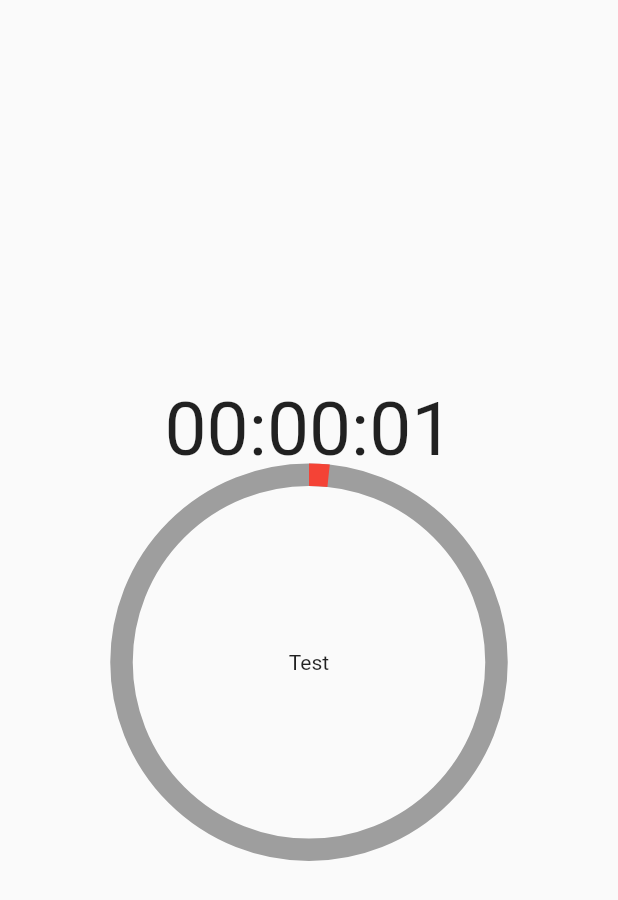
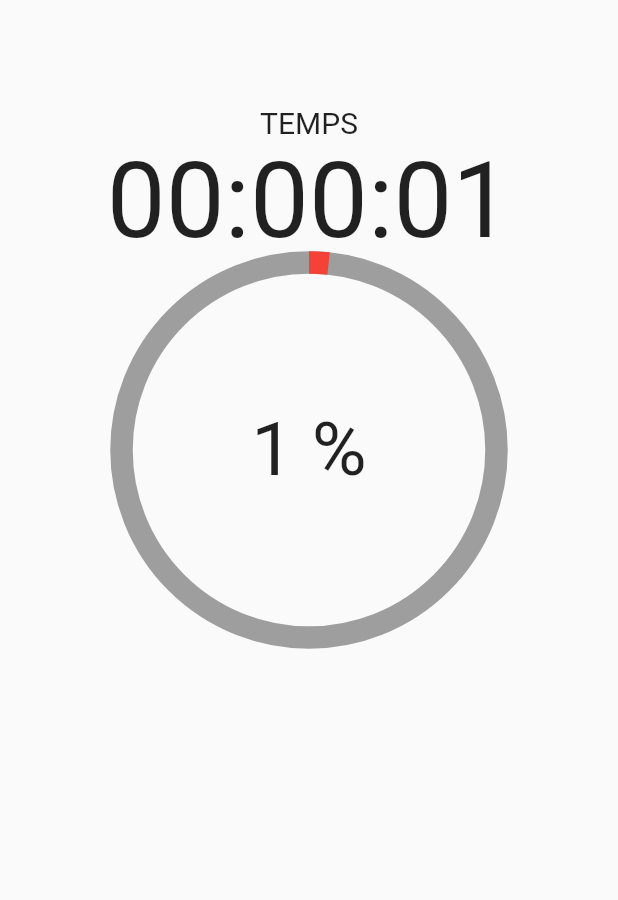
Before and after one commit to Bryan-Curt/BeMoovApp, a Flutter app: the InitSimpleMonitoring screen opened by its route, on a phone screen of 412 x 824 dp. Shown: the top 900 px of the screen. Run offline on Flutter 3.47's test engine with Material 2 defaults, Android fonts, the phone set to English and light mode, and no system bars; our stand-ins replace get_it.

Commit message:
ajout pourcentage dans le cercle simple

```diff
--- a/000-initial/lib/ui/views/simple_view.dart
+++ b/000-initial/lib/ui/views/simple_view.dart
@@ -74,18 +74,26 @@ class SimpleMonitoring extends State<InitSimpleMonitoring> {
       initStopWatch();
     }
 
-    return Scaffold(
-      body: Center(
+    Widget stopwatchsection = Container(
+      padding: EdgeInsets.only(top: 50),
       child: Column(
         mainAxisAlignment: MainAxisAlignment.center,
         children: [
+          Text("TEMPS",
+              style: TextStyle(
+                fontSize: 20.0,
+              )),
           Text(
             "$hoursStr:$minutesStr:$secondsStr",
             style: TextStyle(
-                fontSize: 50.0,
+              fontSize: 70.0,
             ),
           ),
-            SizedBox(
+        ],
+      ),
+    );
+
+    Widget circularprogressbarsection = SizedBox(
       height: 250.0,
       child: Stack(
         children: <Widget>[
@@ -101,10 +109,29 @@ class SimpleMonitoring extends State<InitSimpleMonitoring> {
               ),
             ),
           ),
-                  Center(child: Text("Test")),
+          Center(
+              child: Text(
+            (((double.parse(secondsStr) % 60) / 60) * 100)
+                    .truncate()
+                    .toString() +
+                " %",
+            style: TextStyle(
+              fontSize: 50.0,
+            ),
+          )),
         ],
       ),
-            ),
+    );
+
+    return Provider<MyMode>(
+      create: (context) => MyMode(),
+      child: Scaffold(
+        body: ListView(
+          padding: EdgeInsets.symmetric(vertical: 20),
+          physics: const NeverScrollableScrollPhysics(),
+          children: [
+            stopwatchsection,
+            circularprogressbarsection,
           ],
         ),
       ),
```
Lines whose indentation alone changed are shown as unchanged.
